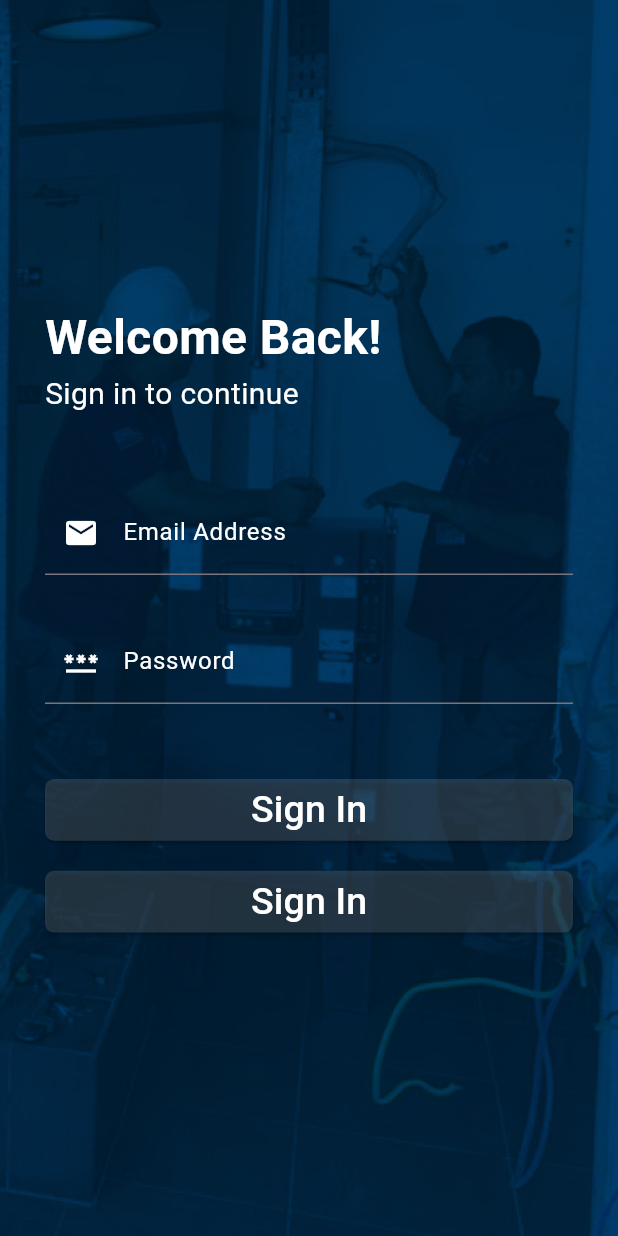
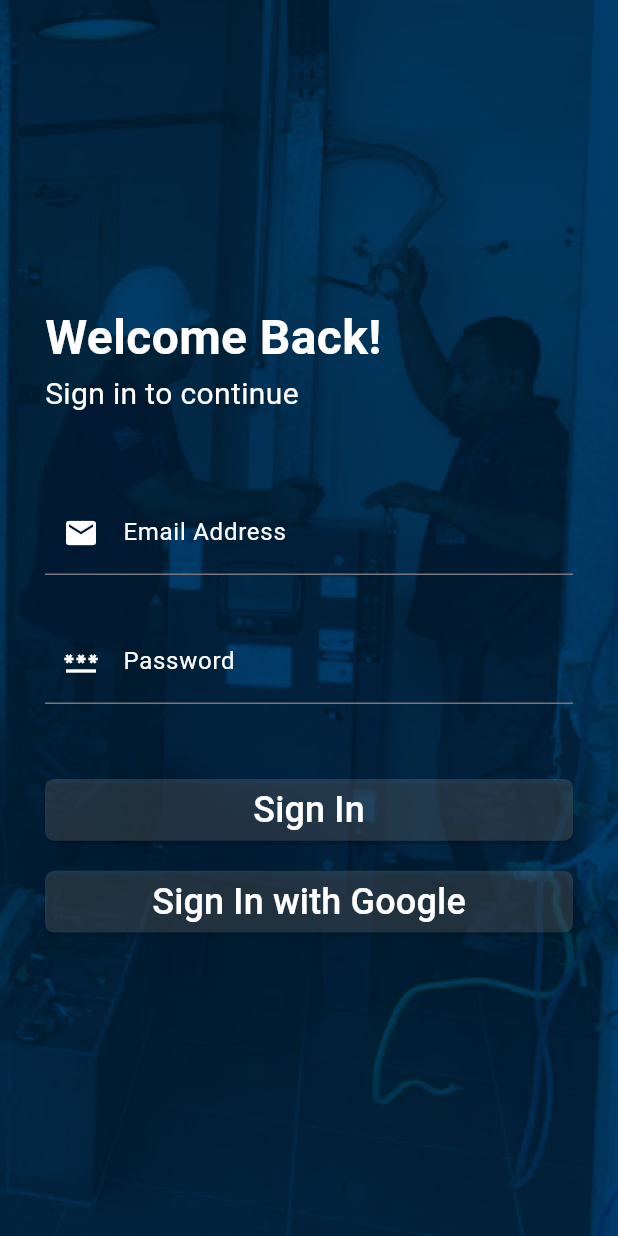
Before and after one commit to mai-alaa/e-commerce_app, a Flutter app: the screen it shows after launch, on a phone screen of 412 x 824 dp. Run offline on Flutter 3.47's test engine with Material 3 defaults, Android fonts, the phone set to English and light mode, and no system bars; our stand-ins replace get, google_fonts, material_design_icons_flutter, syncfusion_flutter_sliders; Roboto replaces fonts that are missing (Kanit).

Commit message:
adding edits for default button widget

```diff
--- a/lib/Features/auth/presentations/views/widget/default_button.dart
+++ b/lib/Features/auth/presentations/views/widget/default_button.dart
@@ -1,7 +1,11 @@
 import 'package:flutter/material.dart';
 
 class DefaultButton extends StatelessWidget {
-  const DefaultButton({super.key});
+  final String text;
+  IconData? icon;
+  final VoidCallback onPressed;
+  DefaultButton(
+      {super.key, required this.text, required this.onPressed, required icon});
 
   @override
   Widget build(BuildContext context) {
@@ -9,18 +13,28 @@ class DefaultButton extends StatelessWidget {
       width: double.infinity,
       height: MediaQuery.sizeOf(context).height * .050,
       child: ElevatedButton(
-        onPressed: () {},
+        onPressed: onPressed,
         style: ButtonStyle(
             backgroundColor: const MaterialStatePropertyAll(
                 Color.fromARGB(33, 255, 255, 255)),
             shape: MaterialStatePropertyAll(RoundedRectangleBorder(
                 borderRadius: BorderRadius.circular(6)))),
-        child: const Text(
-          'Sign In',
-          style: TextStyle(
-            fontSize: 25,
-            color: Colors.white,
-          ),
+        child: Row(
+          mainAxisAlignment: MainAxisAlignment.center,
+          children: [
+            if (icon != null)
+              Icon(
+                icon,
+                color: Colors.white,
+              ),
+            Text(
+              text,
+              style: const TextStyle(
+                fontSize: 24,
+                color: Colors.white,
+              ),
+            ),
+          ],
         ),
       ),
     );
--- a/lib/Features/auth/presentations/views/widget/signin_body.dart
+++ b/lib/Features/auth/presentations/views/widget/signin_body.dart
@@ -58,11 +58,18 @@ class SignInBody extends StatelessWidget {
               const SizedBox(
                 height: 50,
               ),
-              const DefaultButton(),
+              DefaultButton(
+                text: 'Sign In',
+                onPressed: () {},
+                icon: null,
+              ),
               const SizedBox(
                 height: 20,
               ),
-              const DefaultButton()
+              DefaultButton(
+                  text: 'Sign In with Google',
+                  icon: Icons.person,
+                  onPressed: () {})
             ],
           ),
         ),
```
